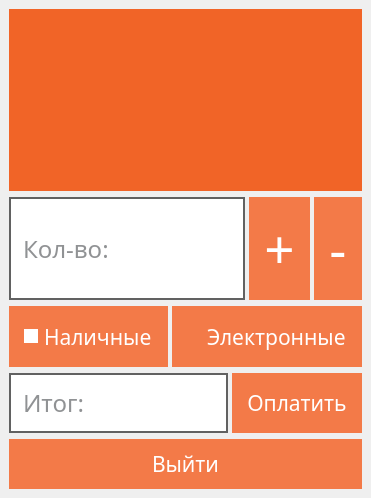
Before: the Qt Designer form forms/servicepaywindow.ui in FloppedWaffle/EconomicGameCardClient, drawn with Qt 5.
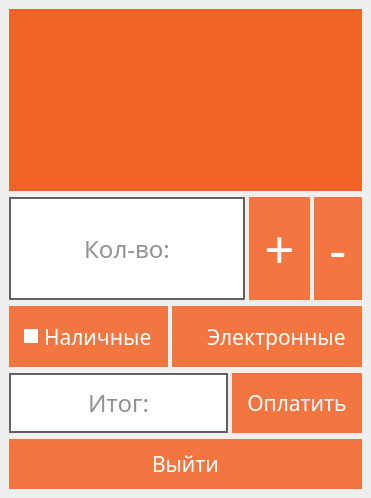
After: the same form once the commit is applied.

```diff
--- a/forms/servicepaywindow.ui
+++ b/forms/servicepaywindow.ui
@@ -57,7 +57,7 @@
 QPushButton,
 QRadioButton
 {
-    background-color: #F37A48;
+    background-color: #F3753F;
     color: white;
 	border: none;
 	padding: 15px;
@@ -222,6 +222,9 @@
          <property name="maxLength">
           <number>64</number>
          </property>
+         <property name="alignment">
+          <set>Qt::AlignCenter</set>
+         </property>
          <property name="readOnly">
           <bool>true</bool>
          </property>
@@ -447,6 +450,9 @@
          <property name="maxLength">
           <number>64</number>
          </property>
+         <property name="alignment">
+          <set>Qt::AlignCenter</set>
+         </property>
          <property name="readOnly">
           <bool>true</bool>
          </property>
```
Left out of the diff: 2 changed lines with no effect on the pictures.
